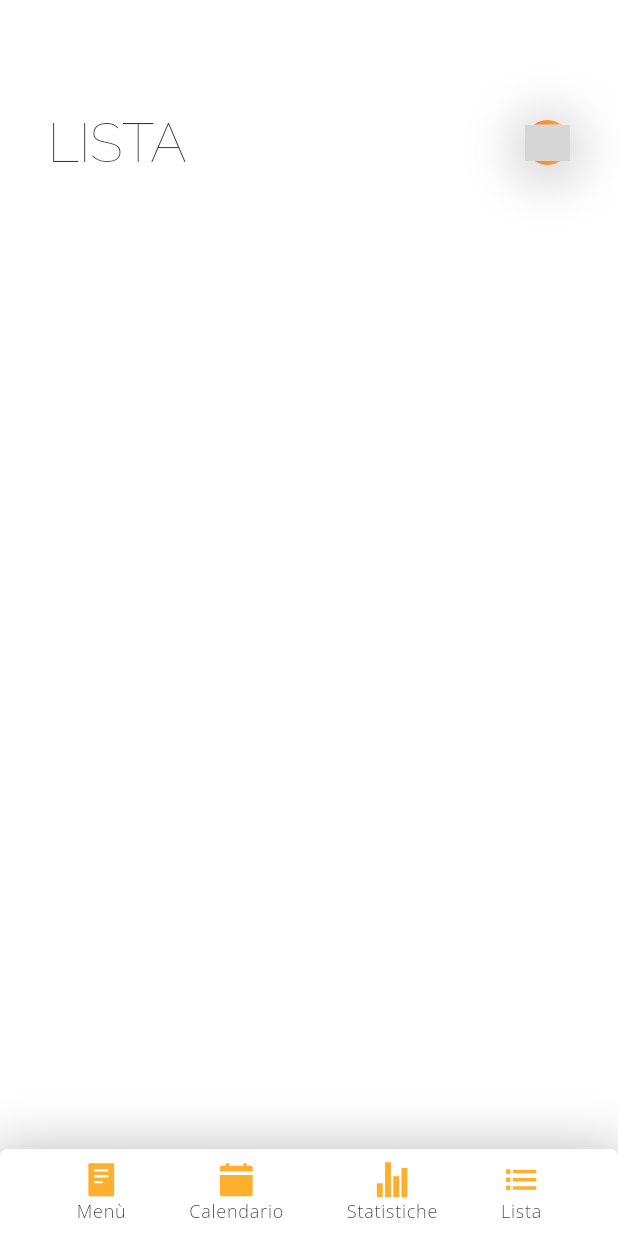
After one commit to Pasto-Felice/mobile_flutter, a Flutter app: the ListScreen screen opened directly, in the side drawer, after a tap on "Logout", on a phone screen of 412 x 824 dp. The commit adds this screen. Run offline on Flutter 3.47's test engine with Material 2 defaults, Android fonts, the phone set to English and light mode, and no system bars; our stand-ins replace google_fonts, ionicons; missing offline and left inert: antd_icons; grey boxes are pictures that could not be loaded.

Commit message:
Menu Screen v 0.9 + List Screen v 0.1

```diff
--- a/lib/main.dart
+++ b/lib/main.dart
@@ -1,7 +1,6 @@
 import 'package:flutter/material.dart';
 import 'package:google_fonts/google_fonts.dart';
 import 'package:pasto_felice_mobile/screens/menuScreen.dart';
-import 'package:pasto_felice_mobile/screens/startPage.dart';
 import 'package:pasto_felice_mobile/widgets/colors.dart';
 
 void main() {
@@ -22,7 +21,7 @@ class MyApp extends StatelessWidget {
             primary: secondary.shade500
           ),
           textTheme: TextTheme(
-            displayLarge: TextStyle(fontWeight: FontWeight.w200, fontSize: 36, fontFamily: GoogleFonts.raleway().fontFamily, color: defaultTextColor),
+            displayLarge: TextStyle(fontWeight: FontWeight.w100, fontSize: 36, fontFamily: GoogleFonts.raleway().fontFamily, color: defaultTextColor),
             displayMedium: TextStyle(fontWeight: FontWeight.w400, fontSize: 26, color: defaultTextColor, fontFamily: GoogleFonts.raleway().fontFamily ),
             displaySmall: TextStyle(fontWeight: FontWeight.w600, fontSize: 24, color: defaultTextColor),
             bodyLarge: TextStyle(fontWeight: FontWeight.w600, fontSize: 16, color: defaultTextColor),
@@ -34,7 +33,7 @@ class MyApp extends StatelessWidget {
           ),
           useMaterial3: true,
         ),
-        home: const StartPage()
+        home: const MenuScreen()
     );
   }
 }
--- /dev/null
+++ b/lib/screens/listScreen.dart
@@ -0,0 +1,35 @@
+import 'package:flutter/material.dart';
+import 'package:pasto_felice_mobile/widgets/drawer.dart';
+import 'package:pasto_felice_mobile/widgets/navbar.dart';
+import 'package:pasto_felice_mobile/widgets/screenTitle.dart';
+
+class ListScreen extends StatefulWidget {
+  const ListScreen({super.key});
+  @override
+  State<ListScreen> createState() => _ListScreenState();
+}
+
+class _ListScreenState extends State<ListScreen> {
+ // Create a key
+  final GlobalKey<ScaffoldState> _key = GlobalKey(); // Create a key
+  @override
+  Widget build(BuildContext context) {
+    return Scaffold(
+      key: _key,
+      body: Column(
+        children: [
+          const SizedBox(height: 75),
+          Expanded(
+              child: Column(children: [
+            Padding(
+              padding: const EdgeInsets.symmetric(horizontal: 32.0),
+              child: ScreenTitle(drawerKey: _key, title: "LISTA",),
+            ),
+          ])),
+          const Navbar()
+        ],
+      ),
+      endDrawer: const DrawerCustom(),
+    );
+  }
+}
--- a/lib/screens/menuLifespawnPage.dart
+++ b/lib/screens/menuLifespawnPage.dart
@@ -32,9 +32,7 @@ class _MenuLifespawnPageState extends State<MenuLifespawnPage> {
   Widget build(BuildContext context) {
     final formKey = GlobalKey<FormState>();
     return Scaffold(
-      body: SizedBox(
-        width: double.infinity,
-        child: Column(
+      body: Column(
         children: [
           const SizedBox(
               width: 250,
@@ -77,7 +75,6 @@ class _MenuLifespawnPageState extends State<MenuLifespawnPage> {
               })
         ],
       ),
-      ),
     );
   }
 }
--- /dev/null
+++ b/lib/widgets/drawer.dart
@@ -0,0 +1,59 @@
+import 'package:flutter/material.dart';
+import 'colors.dart';
+import 'package:antd_icons/antd_icons.dart';
+class DrawerCustom extends StatelessWidget {
+  const DrawerCustom({super.key});
+
+  @override
+  Widget build(BuildContext context) {
+    return Drawer(
+      width: MediaQuery.of(context).size.width * 0.60,
+      child: ListView(
+        padding: const EdgeInsets.symmetric(vertical: 40),
+        children: [
+          Container(
+            padding: const EdgeInsets.symmetric(horizontal: 10),
+            decoration: BoxDecoration(
+              border: Border(
+                bottom: Divider.createBorderSide(context,
+                    color: whites.shade500, width: 1.0),
+              ),
+            ),
+            child: Column(
+              mainAxisSize: MainAxisSize.max,
+              mainAxisAlignment: MainAxisAlignment.center,
+              children: [
+                const Image(
+                  image: AssetImage("assets/logo_icon.png"),
+                  height: 75,
+                ),
+                const SizedBox(
+                  height: 10,
+                ),
+                Row(
+                  mainAxisSize: MainAxisSize.max,
+                  children: [
+                    IconButton(
+                        onPressed: () {},
+                        icon: AntdIcons.outlined.user.svg(height: 24)),
+                    Text("Ciao Luigi",
+                        style: Theme.of(context).textTheme.bodyMedium)
+                  ],
+                )
+              ],
+            ),
+          ),
+          ListTile(
+            contentPadding: const EdgeInsets.symmetric(horizontal: 25),
+            leading: const Icon(Icons.logout),
+            title:
+            Text("Logout", style: Theme.of(context).textTheme.bodyMedium),
+            onTap: () {
+              Navigator.pop(context);
+            },
+          )
+        ],
+      ),
+    );
+  }
+}
--- a/lib/widgets/navbar.dart
+++ b/lib/widgets/navbar.dart
@@ -1,8 +1,7 @@
-import 'package:antd_icons/antd_icons.dart';
-import 'package:feather_icons/feather_icons.dart';
 import 'package:flutter/material.dart';
-import 'package:flutter_boxicons/flutter_boxicons.dart';
 import 'package:ionicons/ionicons.dart';
+import 'package:pasto_felice_mobile/screens/listScreen.dart';
+import 'package:pasto_felice_mobile/screens/menuScreen.dart';
 import 'package:pasto_felice_mobile/widgets/colors.dart';
 
 class Navbar extends StatelessWidget {
@@ -29,10 +28,21 @@ class Navbar extends StatelessWidget {
           mainAxisAlignment: MainAxisAlignment.spaceAround,
           children: [
             Column(mainAxisAlignment: MainAxisAlignment.center, children: [
-              Icon(
-                Boxicons.bx_food_menu,
-                color: primary.shade500,
-                size: 25,
+              SizedBox(
+                height: 25,
+                width: 25,
+                child: IconButton(
+                  padding: EdgeInsets.zero,
+                  alignment: Alignment.center,
+                  iconSize: 25,
+                  onPressed: () {
+                    Navigator.push(context, MaterialPageRoute(builder: (context) => const MenuScreen()));
+                  },
+                  icon: Icon(
+                    Ionicons.reader_sharp,
+                    color: primary.shade500,
+                  ),
+                ),
               ),
               Text(
                 "Menù",
@@ -40,31 +50,61 @@ class Navbar extends StatelessWidget {
               )
             ]),
             Column(mainAxisAlignment: MainAxisAlignment.center, children: [
-                AntdIcons.outlined.calendar.svg(
+              SizedBox(
+                height: 25,
+                width: 25,
+                child: IconButton(
+                  padding: EdgeInsets.zero,
+                  alignment: Alignment.center,
+                  iconSize: 25,
+                  onPressed: () {},
+                  icon: Icon(
+                    Ionicons.calendar_clear_sharp,
                     color: primary.shade500,
-                    height: 25
+                  ),
                 ),
+              ),
               Text(
                 "Calendario",
                 style: Theme.of(context).textTheme.labelSmall,
               )
             ]),
             Column(mainAxisAlignment: MainAxisAlignment.center, children: [
-              Icon(
-                FeatherIcons.settings,
-                color: primary.shade500,
-                size: 25,
+              SizedBox(
+                height: 25,
+                width: 25,
+                child: IconButton(
+                  padding: EdgeInsets.zero,
+                  alignment: Alignment.center,
+                  iconSize: 25,
+                  onPressed: () {},
+                  icon: Icon(
+                    Ionicons.stats_chart_sharp,
+                    color: primary.shade500,
+                  ),
+                ),
               ),
               Text(
-                "Opzioni",
+                "Statistiche",
                 style: Theme.of(context).textTheme.labelSmall,
               )
             ]),
             Column(mainAxisAlignment: MainAxisAlignment.center, children: [
-              Icon(
-                Ionicons.list_sharp,
-                color: primary.shade500,
-                size: 25,
+              SizedBox(
+                height: 25,
+                width: 25,
+                child: IconButton(
+                  padding: EdgeInsets.zero,
+                  alignment: Alignment.center,
+                  iconSize: 25,
+                  onPressed: () {
+                    Navigator.push(context, MaterialPageRoute(builder: (context) => const ListScreen()));
+                  },
+                  icon: Icon(
+                    Ionicons.list_sharp,
+                    color: primary.shade500,
+                  ),
+                ),
               ),
               Text(
                 "Lista",
--- a/lib/widgets/screenTitle.dart
+++ b/lib/widgets/screenTitle.dart
@@ -3,7 +3,9 @@ import 'package:flutter/material.dart';
 import 'package:pasto_felice_mobile/widgets/colors.dart';
 
 class ScreenTitle extends StatelessWidget {
-  const ScreenTitle({super.key});
+  final drawerKey;
+  final title;
+  const ScreenTitle({super.key, required this.drawerKey, required this.title});
 
   @override
   Widget build(BuildContext context) {
@@ -11,10 +13,12 @@ class ScreenTitle extends StatelessWidget {
       mainAxisAlignment: MainAxisAlignment.spaceBetween,
       children: [
         Text(
-          "MENU",
+          title,
           style: Theme.of(context).textTheme.displayLarge,
         ),
         Container(
+          width: 30,
+            height: 30,
             clipBehavior: Clip.hardEdge,
             decoration: BoxDecoration(
                 color: whites.shade300,
@@ -34,11 +38,15 @@ class ScreenTitle extends StatelessWidget {
                       secondary.shade500,
                       primary.shade500
                     ])),
-            child: Padding(
-              padding: const EdgeInsets.all(2.0),
-              child: AntdIcons.outlined.user
-                  .svg(height: 24, color: whites.shade300),
-            ))
+            child: IconButton(
+              padding: EdgeInsets.zero,
+                icon: AntdIcons.outlined.user
+                    .svg(height: 24, color: whites.shade300),
+                onPressed: () {
+                  drawerKey.currentState!.openEndDrawer();
+                },
+              )
+            )
       ],
     );
   }
--- a/pubspec.yaml
+++ b/pubspec.yaml
@@ -40,6 +40,7 @@ dependencies:
   flutter_boxicons: ^3.0.0
   feather_icons: ^1.2.0
   ionicons: ^0.2.2
+  scrollable_positioned_list: ^0.3.8
 
 dev_dependencies:
   flutter_test:
```
Also changed, not shown: lib/screens/menuScreen.dart (+61 -94 lines), lib/widgets/circularImg.dart (added, +33 -0 lines), lib/widgets/scrollSelection.dart (added, +76 -0 lines), pubspec.lock. Lines whose indentation alone changed are shown as unchanged.
